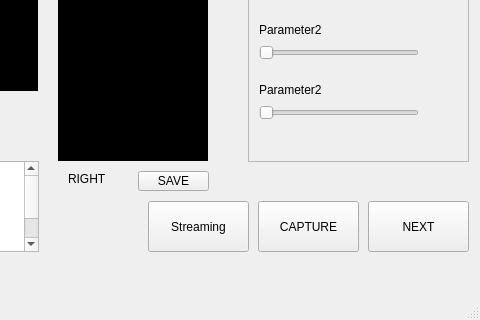
Above: 3D_Face_scanning.vc140/ScanModuleQT/scanmoduleqt.ui from CSID-DGU/2017-2-CECD-BirdSound-1 before the change; both pictures show x 892 to 1372 and y 519 to 839 of the 1372 by 839 pixel window. Below: the same form after it.
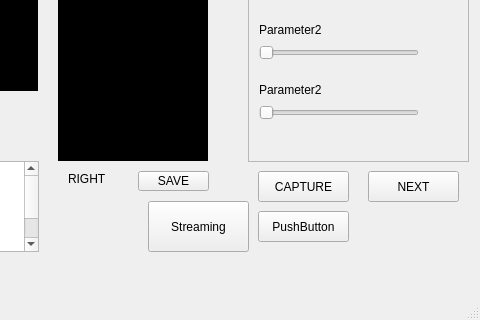
That is the form after the change.

The edit to the form file:
```diff
--- a/3D_Face_scanning.vc140/ScanModuleQT/scanmoduleqt.ui
+++ b/3D_Face_scanning.vc140/ScanModuleQT/scanmoduleqt.ui
@@ -77,9 +77,9 @@
     <property name="geometry">
      <rect>
       <x>1150</x>
-      <y>720</y>
-      <width>101</width>
-      <height>51</height>
+      <y>690</y>
+      <width>91</width>
+      <height>31</height>
      </rect>
     </property>
     <property name="text">
@@ -214,9 +214,9 @@
     <property name="geometry">
      <rect>
       <x>1260</x>
-      <y>720</y>
-      <width>101</width>
-      <height>51</height>
+      <y>690</y>
+      <width>91</width>
+      <height>31</height>
      </rect>
     </property>
     <property name="text">
@@ -571,6 +571,19 @@
      <string>Streaming</string>
     </property>
    </widget>
+   <widget class="QPushButton" name="MultiCapBtn">
+    <property name="geometry">
+     <rect>
+      <x>1150</x>
+      <y>730</y>
+      <width>91</width>
+      <height>31</height>
+     </rect>
+    </property>
+    <property name="text">
+     <string>PushButton</string>
+    </property>
+   </widget>
   </widget>
   <widget class="QMenuBar" name="menuBar">
    <property name="geometry">
```
Left out of the diff: 2 changed lines with no effect on the pictures.
